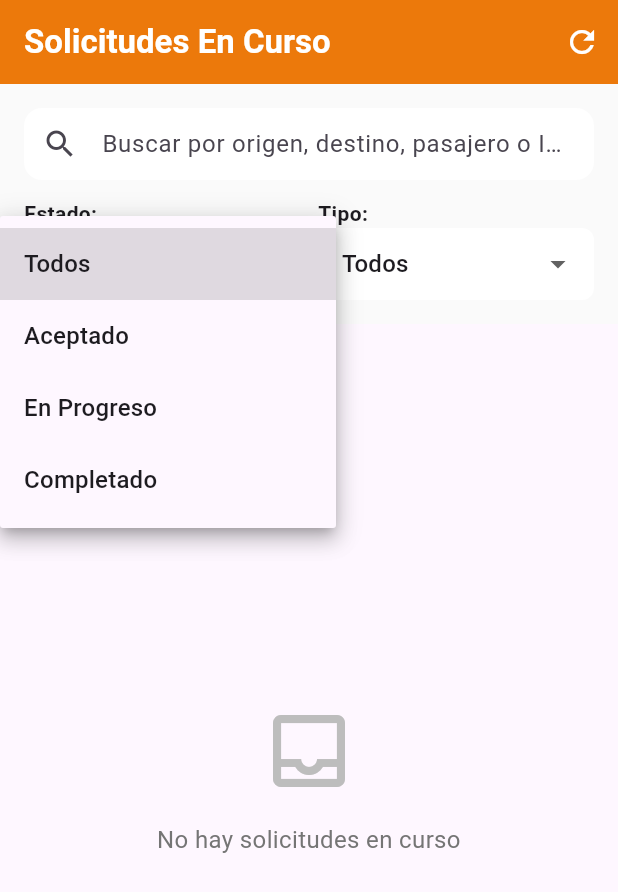
After one commit to DeveloperEllis/eytaxi, a Flutter app: the InProgressRequestsScreen screen opened by its route, after a tap on "Todos", on a phone screen of 412 x 824 dp. The commit adds this screen. Shown: the top 892 px of the screen. Run offline on Flutter 3.47's test engine with Material 3 defaults, Android fonts, the phone set to English and light mode, and no system bars; our stand-ins replace connectivity_plus, easy_localization, firebase_core, firebase_messaging, font_awesome_flutter, go_router and 4 more; accounts and stored records are empty; project files that could hold a hidden picture were left out.

Commit message:
approutes ok

```diff
--- a/lib/core/constants/app_routes.dart
+++ b/lib/core/constants/app_routes.dart
@@ -1,6 +1,10 @@
 import 'package:eytaxi/core/services/theme_notifier.dart';
 import 'package:eytaxi/features/admin/admin_dashboard.dart';
+import 'package:eytaxi/features/admin/presentation/screens/accepted_requests_screen.dart';
 import 'package:eytaxi/features/admin/presentation/screens/all_requests_screen.dart';
+import 'package:eytaxi/features/admin/presentation/screens/attend_request_screen.dart';
+import 'package:eytaxi/features/admin/presentation/screens/in_progress_requests_screen.dart';
+import 'package:eytaxi/features/admin/presentation/screens/pending_requests_screen.dart';
 import 'package:eytaxi/features/auth/presentation/login/login_screen.dart';
 import 'package:eytaxi/features/auth/presentation/registro/register_screen.dart';
 import 'package:eytaxi/features/home/presentation/pages/home_screen.dart';
@@ -8,6 +12,7 @@ import 'package:eytaxi/features/driver/presentation/home/driver_home.dart';
 import 'package:eytaxi/features/driver/presentation/status/pending_driver_screen.dart';
 import 'package:eytaxi/features/driver/presentation/status/rejected_driver_screen.dart';
 import 'package:eytaxi/features/splashscreen/splash_screen.dart';
+import 'package:eytaxi/features/trip_request/data/models/trip_request_model.dart';
 import 'package:flutter/material.dart';
 import 'package:go_router/go_router.dart';
 import 'package:supabase_flutter/supabase_flutter.dart';
@@ -32,6 +37,9 @@ class AppRoutes {
   static const String admin = '/admin';
   static const String all_requests = '/admin/all_request';
   static const String pending_requests = '/admin/all_request';
+  static const String accepted_requests= '/admin/accepted_request';
+  static const String in_progress_requests = '/admin/in_progres_request';
+  static const String attend_request = '/admin/attend_request';
   static final GoRouter router = GoRouter(
     initialLocation: splash,
     redirect: (context, state) {
@@ -106,6 +114,28 @@ class AppRoutes {
       GoRoute( path: all_requests,
         builder: (context, state) => const AllRequestsScreen(),
       ),
+      GoRoute( path: pending_requests,
+        builder: (context, state) => const PendingRequestsScreen(),
+      ),
+      GoRoute( path: accepted_requests,
+        builder: (context, state) => const AcceptedRequestsScreen(),
+      ),
+      GoRoute( path: in_progress_requests,
+        builder: (context, state) => const InProgressRequestsScreen(),
+      ),
+      GoRoute(
+        path: attend_request,
+        builder: (context, state) {
+          final request = state.extra as TripRequest?;
+          if (request == null) {
+            return const Scaffold(
+              body: Center(child: Text('Error: No se recibió la solicitud')),
+            );
+          }
+          return AttendRequestScreen(request: request);
+        },
+      ),
+
 
       // Agrega más rutas aquí según lo necesites
     ],
--- /dev/null
+++ b/lib/features/admin/presentation/screens/in_progress_requests_screen.dart
@@ -0,0 +1,341 @@
+import 'package:flutter/material.dart';
+import 'package:eytaxi/features/admin/data/admin_trip_request_service.dart';
+import 'package:eytaxi/features/trip_request/data/models/trip_request_model.dart';
+import 'package:eytaxi/features/admin/presentation/widgets/trip_request_detail_dialog.dart';
+import 'package:eytaxi/features/admin/presentation/widgets/trip_request_card_widget.dart';
+import 'package:eytaxi/core/constants/app_routes.dart';
+import 'package:go_router/go_router.dart';
+import 'dart:developer' as developer;
+
+class InProgressRequestsScreen extends StatefulWidget {
+  const InProgressRequestsScreen({super.key});
+
+  @override
+  State<InProgressRequestsScreen> createState() => _InProgressRequestsScreenState();
+}
+
+class _InProgressRequestsScreenState extends State<InProgressRequestsScreen> {
+  final AdminTripRequestService _service = AdminTripRequestService();
+  List<TripRequest> _requests = [];
+  List<TripRequest> _filteredRequests = [];
+  bool _isLoading = true;
+  String? _errorMessage;
+  String _searchQuery = '';
+  String _statusFilter = 'todos';
+  String _taxiTypeFilter = 'todos';
+
+  @override
+  void initState() {
+    super.initState();
+    _loadRequests();
+  }
+
+  Future<void> _loadRequests() async {
+    try {
+      developer.log('🚀 InProgressRequestsScreen: Iniciando carga de solicitudes en curso', name: 'InProgressRequestsScreen');
+
+      setState(() {
+        _isLoading = true;
+        _errorMessage = null;
+      });
+
+      // Obtener todas las solicitudes y filtrar las que tienen chofer asignado
+      final allRequests = await _service.getAllTripRequests();
+
+      final inProgressRequests = allRequests.where((request) {
+        // Tiene chofer asignado (driver_id O external_driver_id)
+        final hasDriver = request.driverId != null || request.externalDriverId != null;
+
+        return hasDriver;
+      }).toList();
+
+      if (mounted) {
+        setState(() {
+          _requests = inProgressRequests;
+          _filteredRequests = inProgressRequests;
+          _isLoading = false;
+        });
+
+        developer.log('✅ InProgressRequestsScreen: ${inProgressRequests.length} solicitudes en curso cargadas', name: 'InProgressRequestsScreen');
+      }
+    } catch (e, stackTrace) {
+      developer.log('❌ InProgressRequestsScreen: Error al cargar solicitudes: $e', name: 'InProgressRequestsScreen');
+      developer.log('📚 InProgressRequestsScreen: StackTrace: $stackTrace', name: 'InProgressRequestsScreen');
+
+      if (mounted) {
+        setState(() {
+          _errorMessage = 'Error al cargar las solicitudes en curso: ${e.toString()}';
+          _isLoading = false;
+        });
+      }
+    }
+  }
+
+  void _filterRequests() {
+    setState(() {
+      _filteredRequests = _requests.where((request) {
+        // Filtro por búsqueda
+        final matchesSearch = _searchQuery.isEmpty ||
+            request.origen?.nombre.toLowerCase().contains(_searchQuery.toLowerCase()) == true ||
+            request.destino?.nombre.toLowerCase().contains(_searchQuery.toLowerCase()) == true ||
+            request.contact?.name?.toLowerCase().contains(_searchQuery.toLowerCase()) == true ||
+            request.id?.toLowerCase().contains(_searchQuery.toLowerCase()) == true;
+
+        // Filtro por estado
+        final matchesStatus = _statusFilter == 'todos' ||
+            request.status.name.toLowerCase() == _statusFilter.toLowerCase();
+
+        // Filtro por tipo de taxi
+        final matchesTaxiType = _taxiTypeFilter == 'todos' ||
+            request.taxiType.toLowerCase() == _taxiTypeFilter.toLowerCase();
+
+        return matchesSearch && matchesStatus && matchesTaxiType;
+      }).toList();
+    });
+  }
+
+  @override
+  Widget build(BuildContext context) {
+    return Scaffold(
+      appBar: AppBar(
+        title: const Text(
+          'Solicitudes En Curso',
+          style: TextStyle(fontWeight: FontWeight.bold),
+        ),
+        backgroundColor: Colors.orange.shade700,
+        foregroundColor: Colors.white,
+        elevation: 2,
+        actions: [
+          IconButton(
+            icon: const Icon(Icons.refresh),
+            onPressed: _loadRequests,
+            tooltip: 'Actualizar',
+          ),
+        ],
+      ),
+      body: Column(
+        children: [
+          // Sección de búsqueda y filtros
+          _buildSearchSection(),
+
+          // Lista de solicitudes
+          Expanded(
+            child: _buildRequestsList(),
+          ),
+        ],
+      ),
+    );
+  }
+
+  Widget _buildSearchSection() {
+    return Container(
+      padding: const EdgeInsets.all(16),
+      color: Colors.grey.shade50,
+      child: Column(
+        children: [
+          // Barra de búsqueda
+          TextField(
+            onChanged: (value) {
+              setState(() {
+                _searchQuery = value;
+              });
+              _filterRequests();
+            },
+            decoration: InputDecoration(
+              hintText: 'Buscar por origen, destino, pasajero o ID...',
+              prefixIcon: const Icon(Icons.search),
+              border: OutlineInputBorder(
+                borderRadius: BorderRadius.circular(12),
+                borderSide: BorderSide.none,
+              ),
+              filled: true,
+              fillColor: Colors.white,
+              contentPadding: const EdgeInsets.symmetric(horizontal: 16, vertical: 12),
+            ),
+          ),
+          const SizedBox(height: 12),
+
+          // Filtros en fila
+          Row(
+            children: [
+              // Filtro por estado
+              Expanded(
+                child: Column(
+                  crossAxisAlignment: CrossAxisAlignment.start,
+                  children: [
+                    const Text('Estado: ', style: TextStyle(fontWeight: FontWeight.w600)),
+                    DropdownButtonFormField<String>(
+                      value: _statusFilter,
+                      decoration: InputDecoration(
+                        border: OutlineInputBorder(
+                          borderRadius: BorderRadius.circular(8),
+                          borderSide: BorderSide.none,
+                        ),
+                        filled: true,
+                        fillColor: Colors.white,
+                        contentPadding: const EdgeInsets.symmetric(horizontal: 12, vertical: 8),
+                      ),
+                      items: const [
+                        DropdownMenuItem(value: 'todos', child: Text('Todos')),
+                        DropdownMenuItem(value: 'accepted', child: Text('Aceptado')),
+                        DropdownMenuItem(value: 'started', child: Text('En Progreso')),
+                        DropdownMenuItem(value: 'completed', child: Text('Completado')),
+                      ],
+                      onChanged: (value) {
+                        setState(() {
+                          _statusFilter = value ?? 'todos';
+                        });
+                        _filterRequests();
+                      },
+                    ),
+                  ],
+                ),
+              ),
+              const SizedBox(width: 12),
+
+              // Filtro por tipo de taxi
+              Expanded(
+                child: Column(
+                  crossAxisAlignment: CrossAxisAlignment.start,
+                  children: [
+                    const Text('Tipo: ', style: TextStyle(fontWeight: FontWeight.w600)),
+                    DropdownButtonFormField<String>(
+                      value: _taxiTypeFilter,
+                      decoration: InputDecoration(
+                        border: OutlineInputBorder(
+                          borderRadius: BorderRadius.circular(8),
+                          borderSide: BorderSide.none,
+                        ),
+                        filled: true,
+                        fillColor: Colors.white,
+                        contentPadding: const EdgeInsets.symmetric(horizontal: 12, vertical: 8),
+                      ),
+                      items: const [
+                        DropdownMenuItem(value: 'todos', child: Text('Todos')),
+                        DropdownMenuItem(value: 'colectivo', child: Text('Colectivo')),
+                        DropdownMenuItem(value: 'privado', child: Text('Privado')),
+                      ],
+                      onChanged: (value) {
+                        setState(() {
+                          _taxiTypeFilter = value ?? 'todos';
+                        });
+                        _filterRequests();
+                      },
+                    ),
+                  ],
+                ),
+              ),
+            ],
+          ),
+        ],
+      ),
+    );
+  }
+
+  Widget _buildRequestsList() {
+    if (_isLoading) {
+      return const Center(
+        child: Column(
+          mainAxisAlignment: MainAxisAlignment.center,
+          children: [
+            CircularProgressIndicator(),
+            SizedBox(height: 16),
+            Text('Cargando solicitudes en curso...'),
+          ],
+        ),
+      );
+    }
+
+    if (_errorMessage != null) {
+      return Center(
+        child: Column(
+          mainAxisAlignment: MainAxisAlignment.center,
+          children: [
+            Icon(Icons.error_outline, size: 64, color: Colors.red.shade300),
+            const SizedBox(height: 16),
+            Text(
+              _errorMessage!,
+              textAlign: TextAlign.center,
+              style: const TextStyle(fontSize: 16),
+            ),
+            const SizedBox(height: 16),
+            ElevatedButton(
+              onPressed: _loadRequests,
+              child: const Text('Reintentar'),
+            ),
+          ],
+        ),
+      );
+    }
+
+    if (_filteredRequests.isEmpty) {
+      return Center(
+        child: Column(
+          mainAxisAlignment: MainAxisAlignment.center,
+          children: [
+            Icon(Icons.inbox_outlined, size: 64, color: Colors.grey.shade400),
+            const SizedBox(height: 16),
+            Text(
+              _requests.isEmpty
+                  ? 'No hay solicitudes en curso'
+                  : 'No se encontraron solicitudes con los filtros aplicados',
+              textAlign: TextAlign.center,
+              style: TextStyle(
+                fontSize: 16,
+                color: Colors.grey.shade600,
+              ),
+            ),
+            if (_requests.isNotEmpty) ...[
+              const SizedBox(height: 8),
+              TextButton(
+                onPressed: () {
+                  setState(() {
+                    _searchQuery = '';
+                    _statusFilter = 'todos';
+                    _taxiTypeFilter = 'todos';
+                  });
+                  _filterRequests();
+                },
+                child: const Text('Limpiar filtros'),
+              ),
+            ],
+          ],
+        ),
+      );
+    }
+
+    return RefreshIndicator(
+      onRefresh: _loadRequests,
+      child: ListView.builder(
+        padding: const EdgeInsets.all(16),
+        itemCount: _filteredRequests.length,
+        itemBuilder: (context, index) {
+          final request = _filteredRequests[index];
+          return Padding(
+            padding: const EdgeInsets.only(bottom: 12),
+            child: TripRequestCardWidget(
+              request: request,
+              showTimeElapsed: true,
+              onTap: () => _showRequestDetails(request),
+            ),
+          );
+        },
+      ),
+    );
+  }
+
+  void _showRequestDetails(TripRequest request) {
+    showDialog(
+      context: context,
+      builder: (context) => TripRequestDetailDialog(
+        request: request,
+        onAttendRequest: (request) => _navigateToEditRequest(request),
+      ),
+    );
+  }
+
+  void _navigateToEditRequest(TripRequest request) {
+    Navigator.pop(context); // Cerrar el diálogo de detalles
+    context.push(AppRoutes.attend_request, extra: request).then((_) => _loadRequests());
+  }
+}
--- a/lib/features/trip_request/data/models/trip_request_model.dart
+++ b/lib/features/trip_request/data/models/trip_request_model.dart
@@ -21,7 +21,8 @@ class TripRequest {
 	final Ubicacion? destino;
 	final GuestContact? contact;
 	final int driverResponseCount;
-	final Driver? driver; // Add driver property
+	final Driver? driver;
+  final String? externalDriverId;
 
 	TripRequest({
 		this.id,
@@ -42,6 +43,7 @@ class TripRequest {
 		this.contact,
 		this.driverResponseCount = 0,
 		this.driver,
+    this.externalDriverId
 	});
 
 		 factory TripRequest.fromJson(Map<String, dynamic> json) {
@@ -67,7 +69,8 @@ class TripRequest {
 						 destino: json['destino'] != null ? Ubicacion.fromJson(json['destino']) : null,
 						 contact: json['contact'] != null ? GuestContact.fromJson(json['contact']) : null,
 						 driverResponseCount: json['driver_response_count'] as int? ?? 0,
-						 driver: json['driver'] != null ? Driver.fromJson(json['driver']) : null, // Parse driver details
+						 driver: json['driver'] != null ? Driver.fromJson(json['driver']) : null,
+             externalDriverId: json['externalDriverId']  as String? ?? null,
 				 );
 		 }
 
@@ -85,6 +88,7 @@ class TripRequest {
       'price': price ?? 0.0,
       'distance_km': distanceKm ?? 0.0,
       'estimated_time_minutes': estimatedTimeMinutes ?? 0,
+      'externalDriverId': externalDriverId ?? null,
     };
   }
 
```
Also changed, not shown: lib/features/admin/presentation/screens/accepted_requests_screen.dart (added, +301 -0 lines), lib/features/admin/presentation/screens/trip_requests_screen.dart (+9 -14 lines).
